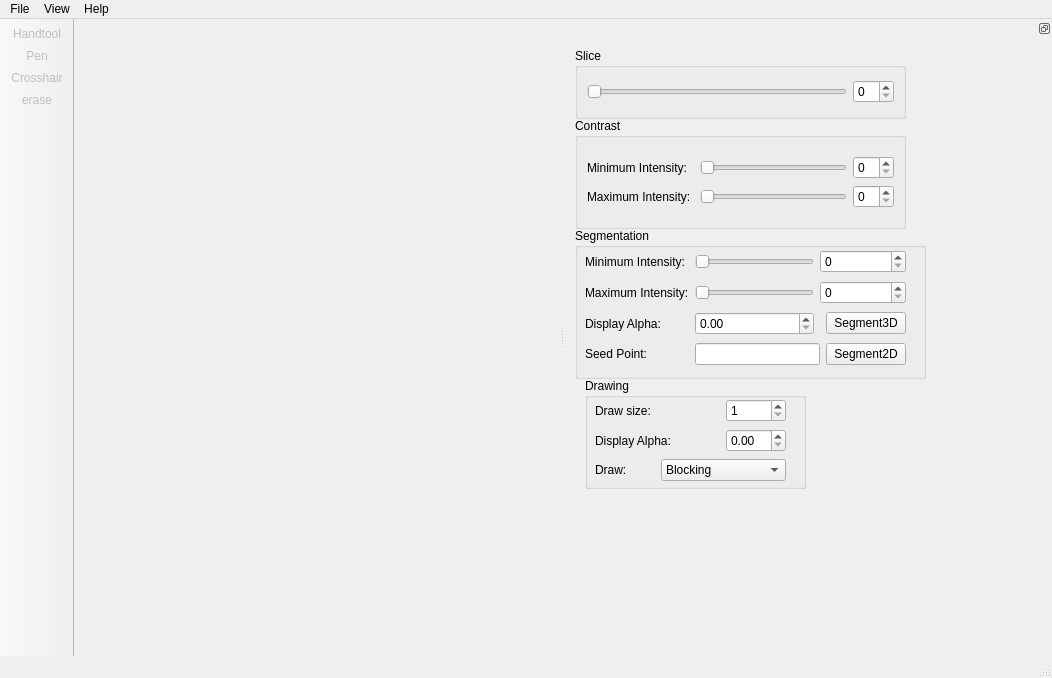
delcypher/simi-qt, file src/mainwindow.ui: the form before one commit.
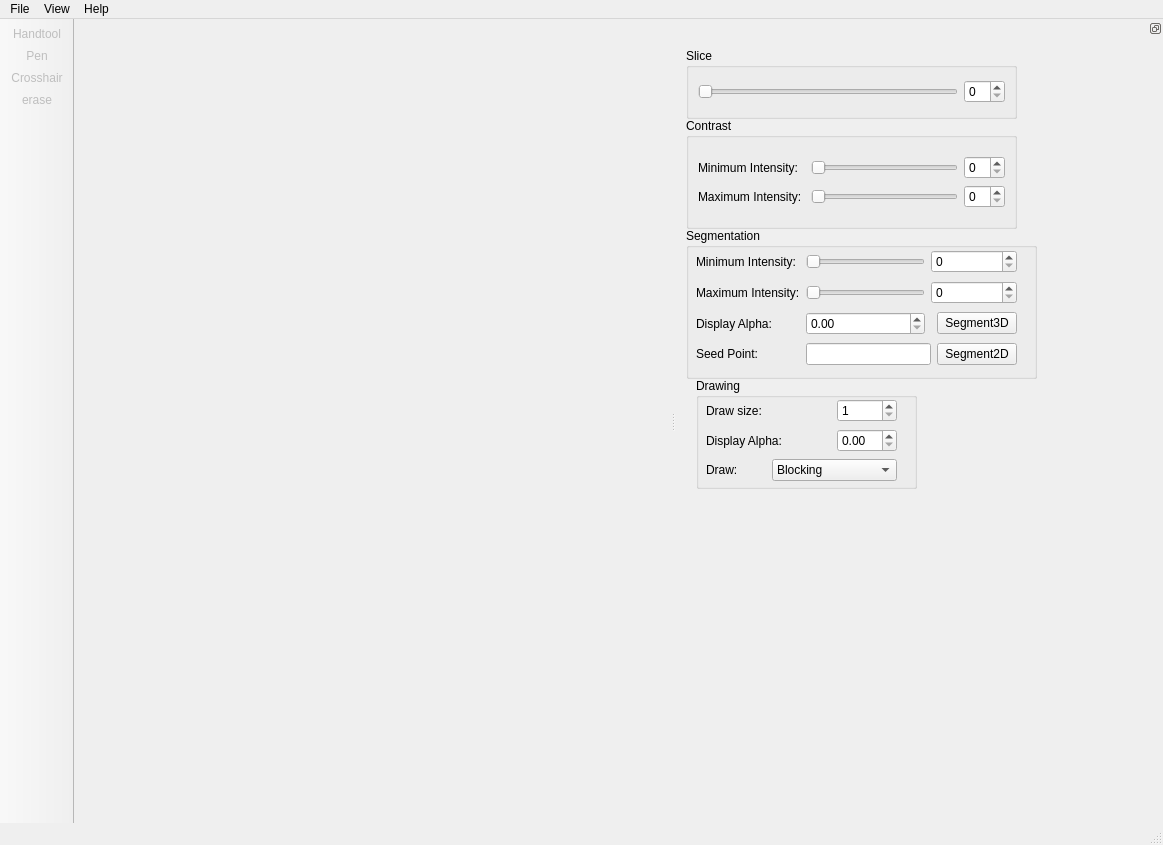
The form after the commit. Icons and pictures are not drawn. Custom widgets are drawn as their Qt base class.

Commit message: * Added another qvtk widget for displaying 3Dmarching cubes output

What changed in the file:
```diff
--- a/src/mainwindow.ui
+++ b/src/mainwindow.ui
@@ -6,8 +6,8 @@
    <rect>
     <x>0</x>
     <y>0</y>
-    <width>1052</width>
-    <height>678</height>
+    <width>1163</width>
+    <height>845</height>
    </rect>
   </property>
   <property name="windowTitle">
@@ -24,13 +24,23 @@
      </rect>
     </property>
    </widget>
+   <widget class="QVTKWidget" name="qvtk3Ddisplayer">
+    <property name="geometry">
+     <rect>
+      <x>10</x>
+      <y>410</y>
+      <width>421</width>
+      <height>391</height>
+     </rect>
+    </property>
+   </widget>
   </widget>
   <widget class="QMenuBar" name="menubar">
    <property name="geometry">
     <rect>
      <x>0</x>
      <y>0</y>
-     <width>1052</width>
+     <width>1163</width>
      <height>19</height>
     </rect>
    </property>
```
